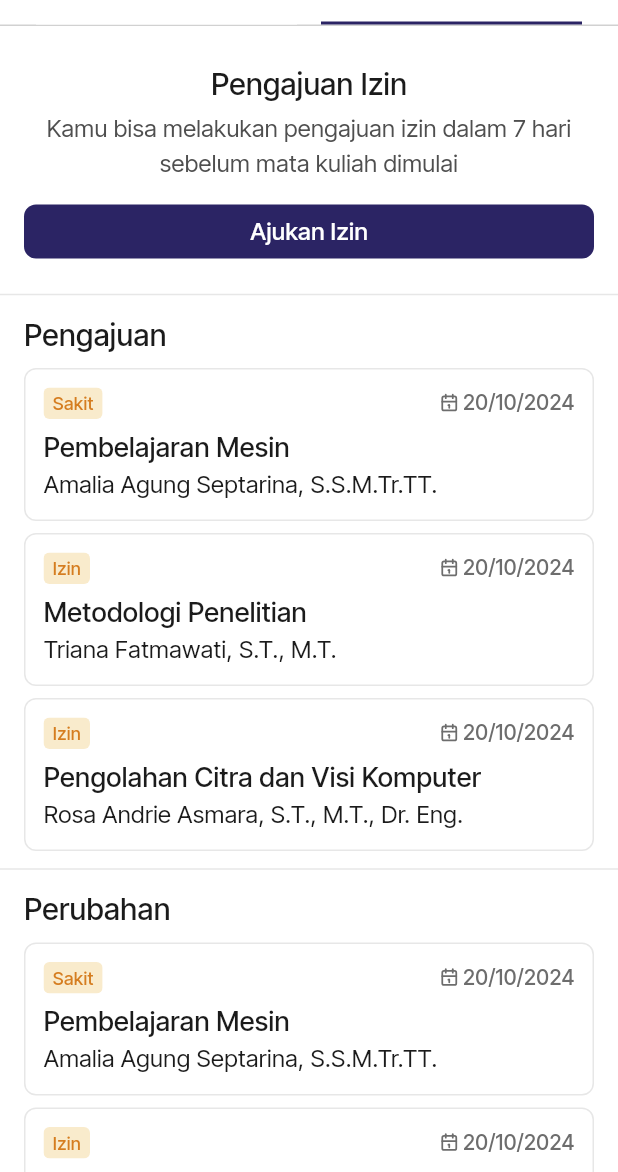
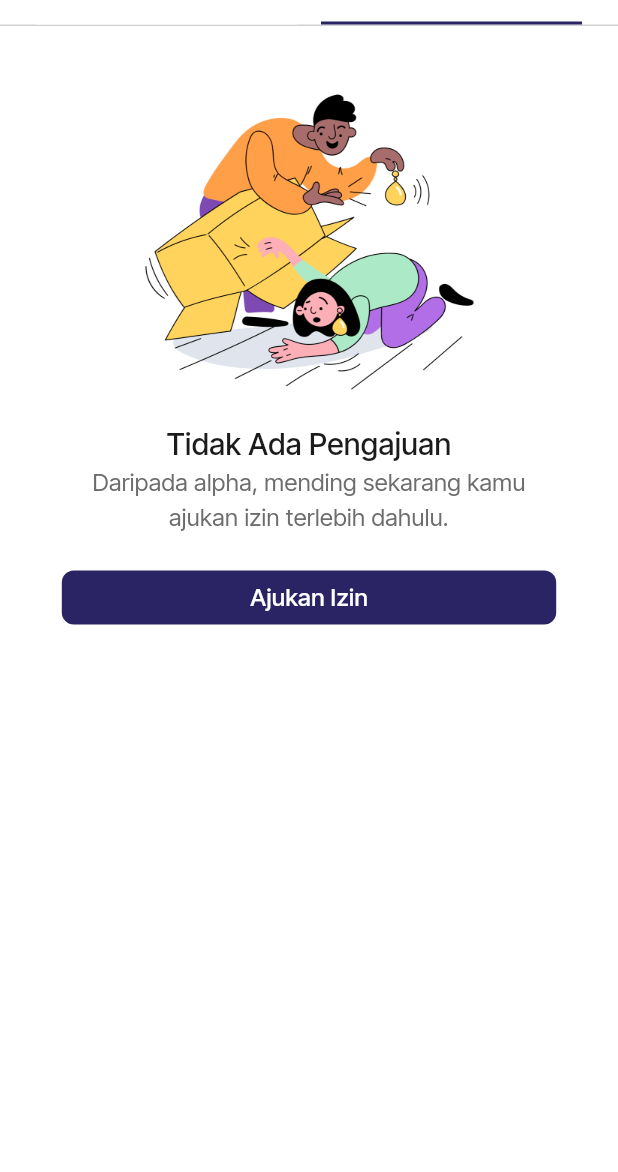
Before and after one commit to TI-3D/presience-app, a Flutter app: the TabPresensiPage screen opened directly, after a tap on "Semua Mata Kuliah", after a tap on "Semua Status", after a tap on "Perizinan", on a phone screen of 412 x 824 dp, the part 64-1236 px from its top. Run offline on Flutter 3.47's test engine with Material 3 defaults, Android fonts, the phone set to English and light mode, and no system bars; our stand-ins replace bloc, calendar_date_picker2, camera, carousel_slider, dartz, dotted_border and 10 more; missing offline and left inert: dart:ffi; accounts and stored records are empty.

Commit message:
feat: create empty state page

```diff
--- a/lib/presentation/pages/presensi/perizinan.dart
+++ b/lib/presentation/pages/presensi/perizinan.dart
@@ -9,6 +9,7 @@ import 'package:presience_app/presentation/widgets/cards/perizinan_card.dart';
 import 'package:presience_app/presentation/widgets/cards/section.dart';
 import 'package:presience_app/presentation/widgets/cards/title_section.dart';
 import 'package:presience_app/presentation/widgets/containers/button_sheet.dart';
+import 'package:presience_app/presentation/widgets/empty_state/types/empty_pengajuan_izin.dart';
 import 'package:presience_app/presentation/widgets/form/text_field.dart';
 import 'package:presience_app/presentation/widgets/skeletons/perizinan_card.dart';
 import 'package:intl/intl.dart';
@@ -26,44 +27,45 @@ class PerizinanPage extends StatelessWidget {
           width: double.infinity,
           child: Column(
             children: [
-              Text("Pengajuan Izin", style: mediumBodyTextXL),
-              const SizedBox(
-                height: 4,
-              ),
-              Text(
-                "Kamu bisa melakukan pengajuan izin dalam 7 hari sebelum mata kuliah dimulai",
-                style: regularBodyText.copyWith(color: neutralTheme[700]),
-                textAlign: TextAlign.center,
-              ),
-              const SizedBox(
-                height: 16,
-              ),
-              SmallFillButton(
-                  label: "Ajukan Izin",
-                  onPressed: () {
-                    showModalBottomSheet(
-                      context: context,
-                      backgroundColor: modalBackground,
-                      builder: (BuildContext context) {
-                        return FormDate();
-                      },
-                    );
-                  })
+              EmptyAjukanIzin(),
+              // Text("Pengajuan Izin", style: mediumBodyTextXL),
+              // const SizedBox(
+              //   height: 4,
+              // ),
+              // Text(
+              //   "Kamu bisa melakukan pengajuan izin dalam 7 hari sebelum mata kuliah dimulai",
+              //   style: regularBodyText.copyWith(color: neutralTheme[700]),
+              //   textAlign: TextAlign.center,
+              // ),
+              // const SizedBox(
+              //   height: 16,
+              // ),
+              // SmallFillButton(
+              //     label: "Ajukan Izin",
+              //     onPressed: () {
+              //       showModalBottomSheet(
+              //         context: context,
+              //         backgroundColor: modalBackground,
+              //         builder: (BuildContext context) {
+              //           return FormDate();
+              //         },
+              //       );
+              //     })
             ],
           ),
         ),
-        Divider(
-          height: 24,
-          thickness: 1,
-          color: neutralTheme[100],
-        ),
-        const CustomSection(title: "Pengajuan", child: ContentofPerizinan()),
-        Divider(
-          height: 24,
-          thickness: 1,
-          color: neutralTheme[100],
-        ),
-        const CustomSection(title: "Perubahan", child: ContentofPerizinan()),
+        // Divider(
+        //   height: 24,
+        //   thickness: 1,
+        //   color: neutralTheme[100],
+        // ),
+        // const CustomSection(title: "Pengajuan", child: ContentofPerizinan()),
+        // Divider(
+        //   height: 24,
+        //   thickness: 1,
+        //   color: neutralTheme[100],
+        // ),
+        // const CustomSection(title: "Perubahan", child: ContentofPerizinan()),
       ],
     );
   }
--- a/lib/presentation/pages/presensi/presensi.dart
+++ b/lib/presentation/pages/presensi/presensi.dart
@@ -9,8 +9,13 @@ import 'package:presience_app/presentation/utils/theme.dart';
 import 'package:presience_app/presentation/widgets/cards/history_presensi_card.dart';
 import 'package:presience_app/presentation/widgets/cards/section.dart';
 import 'package:presience_app/presentation/widgets/cards/today_presensi.dart';
+import 'package:presience_app/presentation/widgets/empty_state/types/empty_filtered.dart';
+import 'package:presience_app/presentation/widgets/empty_state/types/empty_history_presensi.dart';
+import 'package:presience_app/presentation/widgets/empty_state/types/empty_history_presensi_2.dart';
+import 'package:presience_app/presentation/widgets/empty_state/types/empty_presensi.dart';
 import 'package:presience_app/presentation/widgets/form/dropdown.dart';
 import 'package:presience_app/presentation/widgets/skeletons/history_presensi_skeleton.dart';
+import 'package:presience_app/presentation/widgets/skeletons/today_presensi_skeleton.dart';
 
 class TabPresensiPage extends StatefulWidget {
   int? selectedTab;
@@ -112,10 +117,13 @@ class PresensiPage extends StatelessWidget {
 
   @override
   Widget build(BuildContext context) {
-    return ListView(
+    return Stack(
+      children: [
+        ListView(
           padding: const EdgeInsets.only(bottom: 16),
+          // shrinkWrap: true,
           children: [
-        const SizedBox(
+            SizedBox(
               height: 12,
             ),
             Container(
@@ -166,28 +174,36 @@ class PresensiPage extends StatelessWidget {
                 return state.maybeWhen(
                   success: (data) {
                     if (data.isEmpty) {
-                  return const Center(
-                    child: Text("Tidak ada data"),
+                      return Container(
+                          //EMPTY STATE TIDAK ADA PRESENSI
+                          // child: EmptyHistoryPresensi2(),
                           );
                     }
-                return Container(
+                    return Column(
+                      children: [
+                        Container(
                           padding: const EdgeInsets.symmetric(horizontal: 16),
                           child: TodayPresensiCard(
                             scheduleWeek: data[0],
                           ),
+                        ),
+                        const SizedBox(
+                          height: 12,
+                        ),
+                      ],
                     );
                   },
                   orElse: () {
-                return const Center(
-                  child: CircularProgressIndicator(),
+                    return Container(
+                      width: MediaQuery.of(context).size.width,
+                      padding: EdgeInsets.symmetric(horizontal: 16),
+                      child: TodayPresensiSkeleton(),
                     );
                   },
                 );
               },
             ),
-        const SizedBox(
-          height: 12,
-        ),
+            // DATA PRESENSI
             const CustomSection(
                 title: "Minggu ke-2", child: ContentofWeekPresensi()),
             const SizedBox(
@@ -195,6 +211,15 @@ class PresensiPage extends StatelessWidget {
             ),
             const CustomSection(
                 title: "Minggu ke-1", child: ContentofWeekPresensi()),
+          ],
+        ),
+
+        //EMPTY STATE JIKA TIDAK ADA FILTER YANG COCOK
+        // Expanded(
+        //   child: Container(
+        //     child: EmptyFiltered(),
+        //   ),
+        // ),
       ],
     );
   }
--- /dev/null
+++ b/lib/presentation/widgets/empty_state/container.dart
@@ -0,0 +1,46 @@
+import 'package:flutter/material.dart';
+import 'package:presience_app/presentation/widgets/buttons/button.dart';
+import 'package:presience_app/presentation/widgets/empty_state/text.dart';
+
+class CustomContainerEmptyState extends StatelessWidget {
+  final double? width;
+  final Widget image;
+  final String title;
+  final String subtitle;
+  final bool? isButtonVisible;
+  final String? label;
+  final VoidCallback? onPressed;
+
+  const CustomContainerEmptyState({
+    super.key,
+    required this.image,
+    required this.title,
+    required this.subtitle,
+    this.label,
+    this.onPressed,
+    this.isButtonVisible,
+    this.width = double.infinity,
+  });
+
+  @override
+  Widget build(BuildContext context) {
+    return Container(
+      width: width,
+      child: Column(
+        mainAxisAlignment: MainAxisAlignment.center,
+        crossAxisAlignment: CrossAxisAlignment.center,
+        mainAxisSize: MainAxisSize.min,
+        children: [
+          image,
+          EmptyStateText(title: title, subtitle: subtitle),
+          if (isButtonVisible == true) ...[
+            const SizedBox(
+              height: 24,
+            ),
+            SmallFillButton(label: label!, onPressed: onPressed ?? () {}),
+          ],
+        ],
+      ),
+    );
+  }
+}
--- /dev/null
+++ b/lib/presentation/widgets/empty_state/image.dart
@@ -0,0 +1,43 @@
+import 'package:flutter/material.dart';
+
+class LargeEmptyStateImage extends StatelessWidget {
+  const LargeEmptyStateImage({
+    super.key,
+    required this.assetPath,
+  });
+
+  final String assetPath;
+
+  @override
+  Widget build(BuildContext context) {
+    return Container(
+      width: 240, // Sesuaikan lebar container gambar
+      height: 240, // Sesuaikan tinggi container gambar
+      child: Image.asset(
+        assetPath, // Path gambar lokal
+        fit: BoxFit.cover,
+      ),
+    );
+  }
+}
+
+class SmallEmptyStateImage extends StatelessWidget {
+  const SmallEmptyStateImage({
+    super.key,
+    required this.assetPath,
+  });
+
+  final String assetPath;
+
+  @override
+  Widget build(BuildContext context) {
+    return Container(
+      width: 117, // Sesuaikan lebar container gambar
+      height: 117, // Sesuaikan tinggi container gambar
+      child: Image.asset(
+        assetPath, // Path gambar lokal
+        fit: BoxFit.cover,
+      ),
+    );
+  }
+}
--- /dev/null
+++ b/lib/presentation/widgets/empty_state/text.dart
@@ -0,0 +1,34 @@
+import 'package:flutter/material.dart';
+import 'package:presience_app/presentation/utils/text.dart';
+import 'package:presience_app/presentation/utils/theme.dart';
+
+class EmptyStateText extends StatelessWidget {
+  const EmptyStateText({
+    super.key,
+    required this.title,
+    required this.subtitle,
+  });
+
+  final String title;
+  final String subtitle;
+
+  @override
+  Widget build(BuildContext context) {
+    return Container(
+      child: Column(
+        children: [
+          Text(
+            title,
+            textAlign: TextAlign.center,
+            style: mediumBodyTextXL.copyWith(color: blackTheme),
+          ),
+          Text(
+            subtitle,
+            textAlign: TextAlign.center,
+            style: regularBodyText.copyWith(color: neutralTheme[500]),
+          ),
+        ],
+      ),
+    );
+  }
+}
--- /dev/null
+++ b/lib/presentation/widgets/empty_state/types/empty_pengajuan_izin.dart
@@ -0,0 +1,34 @@
+import 'package:flutter/material.dart';
+import 'package:presience_app/presentation/widgets/empty_state/container.dart';
+import 'package:presience_app/presentation/widgets/empty_state/image.dart';
+
+class EmptyAjukanIzin extends StatelessWidget {
+  const EmptyAjukanIzin({
+    super.key,
+  });
+
+  @override
+  Widget build(BuildContext context) {
+    return Container(
+      padding: const EdgeInsets.symmetric(horizontal: 16),
+      width: MediaQuery.of(context).size.width,
+      child: Center(
+        child: Column(
+          children: [
+            CustomContainerEmptyState(
+              image: LargeEmptyStateImage(
+                  assetPath:
+                      'assets/streamline/Finding-1--Streamline-Barcelona.png'),
+              title: 'Tidak Ada Pengajuan',
+              subtitle:
+                  'Daripada alpha, mending sekarang kamu ajukan izin terlebih dahulu.',
+              isButtonVisible: true,
+              label: 'Ajukan Izin',
+              width: MediaQuery.of(context).size.width * 0.8,
+            ),
+          ],
+        ),
+      ),
+    );
+  }
+}
```
Also changed, not shown: lib/presentation/pages/home/homepage.dart (+17 -3 lines), lib/presentation/widgets/empty_state/types/empty_filtered.dart (added, +26 -0 lines), lib/presentation/widgets/empty_state/types/empty_history_presensi.dart (added, +25 -0 lines), lib/presentation/widgets/empty_state/types/empty_history_presensi_2.dart (added, +29 -0 lines), lib/presentation/widgets/empty_state/types/empty_presensi.dart (added, +32 -0 lines), assets/streamline/Finding-1--Streamline-Barcelona.png (added). Lines whose indentation alone changed are shown as unchanged.
